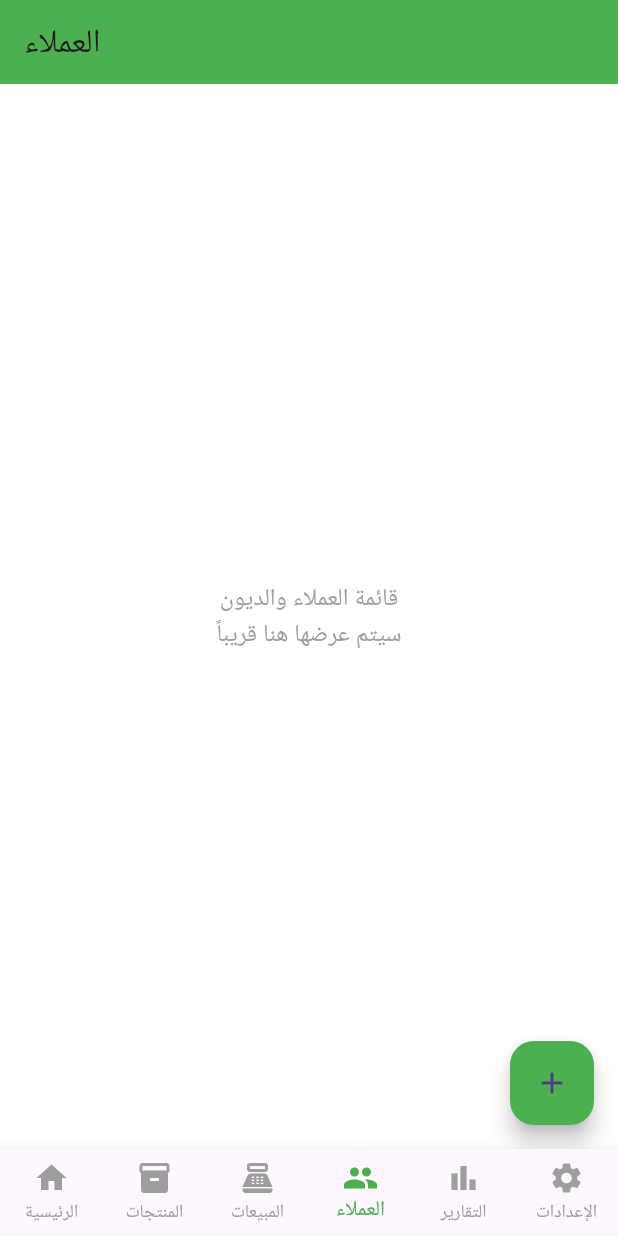
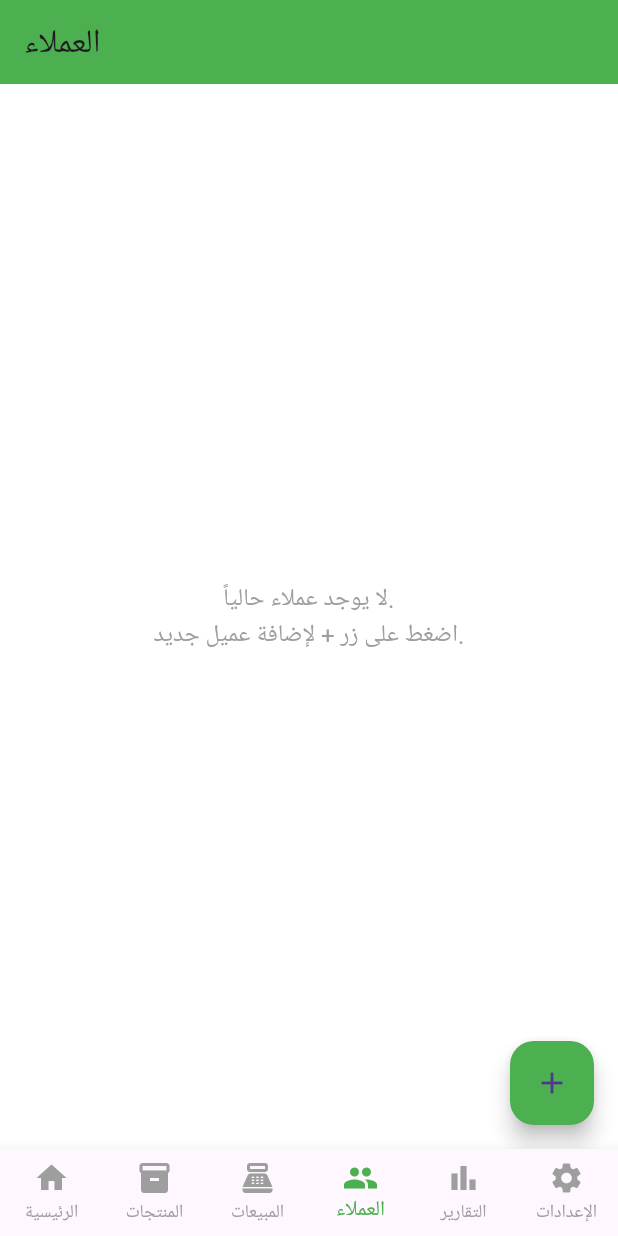
Before and after one commit to hambibisa/makhzooni, a Flutter app: the screen it shows after launch, item 4 of the bottom bar chosen, on a phone screen of 412 x 824 dp. Run offline on Flutter 3.47's test engine with Material 3 defaults, Android fonts, the phone set to English and light mode, and no system bars; our stand-ins replace cloud_firestore, firebase_core; accounts and stored records are empty; statements that could not run were skipped.

Commit message:
Display clients using StreamBuilder from Firebase
Implemented a StreamBuilder to display live client data from Firebase. Added error handling and empty state messages.

```diff
--- a/mkhzoni/lib/app/modules/clients/clients_screen.dart
+++ b/mkhzoni/lib/app/modules/clients/clients_screen.dart
@@ -1,5 +1,7 @@
 import 'package:flutter/material.dart';
-import 'add_client_screen.dart'; // استيراد الشاشة الجديدة
+import 'package:cloud_firestore/cloud_firestore.dart';
+import '../../data/models/client_model.dart'; // استيراد نموذج العميل
+import 'add_client_screen.dart'; // استيراد شاشة الإضافة
 
 class ClientsScreen extends StatelessWidget {
   const ClientsScreen({super.key});
@@ -17,15 +19,73 @@ class ClientsScreen extends StatelessWidget {
         title: const Text("العملاء"),
         backgroundColor: Colors.green,
       ),
-      // --- هنا سنعرض قائمة العملاء من Firebase لاحقاً ---
-      body: const Center(
-        child: Text(
-          'قائمة العملاء والديون\nسيتم عرضها هنا قريباً',
-          textAlign: TextAlign.center,
-          style: TextStyle(fontSize: 16, color: Colors.grey),
-        ),
+      // استخدام StreamBuilder لعرض البيانات الحية من Firebase
+      body: StreamBuilder<QuerySnapshot>(
+        // الاستماع إلى مجموعة 'clients' وترتيبهم حسب الاسم
+        stream: FirebaseFirestore.instance.collection('clients').orderBy('name').snapshots(),
+        builder: (context, snapshot) {
+          // 1. في حالة التحميل
+          if (snapshot.connectionState == ConnectionState.waiting) {
+            return const Center(child: CircularProgressIndicator());
+          }
+
+          // 2. في حالة حدوث خطأ
+          if (snapshot.hasError) {
+            return const Center(child: Text('حدث خطأ في تحميل البيانات'));
+          }
+
+          // 3. في حالة عدم وجود بيانات
+          if (!snapshot.hasData || snapshot.data!.docs.isEmpty) {
+            return const Center(
+              child: Text(
+                'لا يوجد عملاء حالياً.\nاضغط على زر + لإضافة عميل جديد.',
+                textAlign: TextAlign.center,
+                style: TextStyle(fontSize: 16, color: Colors.grey),
+              ),
+            );
+          }
+
+          // 4. في حالة وجود بيانات، قم بعرضها
+          final clientsDocs = snapshot.data!.docs;
+
+          return ListView.builder(
+            itemCount: clientsDocs.length,
+            itemBuilder: (ctx, index) {
+              // تحويل بيانات المستند إلى كائن Client
+              final client = Client.fromMap(
+                clientsDocs[index].data() as Map<String, dynamic>,
+                clientsDocs[index].id,
+              );
+
+              return Card(
+                margin: const EdgeInsets.symmetric(horizontal: 15, vertical: 5),
+                child: ListTile(
+                  leading: CircleAvatar(
+                    backgroundColor: Colors.green[100],
+                    child: Text(
+                      client.name.isNotEmpty ? client.name[0].toUpperCase() : 'C',
+                      style: const TextStyle(color: Colors.green),
+                    ),
+                  ),
+                  title: Text(client.name, style: const TextStyle(fontWeight: FontWeight.bold)),
+                  subtitle: Text(client.phone ?? 'لا يوجد رقم هاتف'),
+                  // لاحقاً، يمكننا عرض إجمالي الدين هنا
+                  trailing: Text(
+                    '${client.totalDebt.toStringAsFixed(2)} ر.ي',
+                    style: TextStyle(
+                      color: client.totalDebt > 0 ? Colors.red : Colors.black54,
+                      fontWeight: FontWeight.bold,
+                    ),
+                  ),
+                  onTap: () {
+                    // لاحقاً: يمكننا فتح صفحة تفاصيل العميل هنا
+                  },
+                ),
+              );
+            },
+          );
+        },
       ),
-      // إضافة الزر العائم
       floatingActionButton: FloatingActionButton(
         onPressed: () => _navigateToAddClient(context),
         backgroundColor: Colors.green,
```
